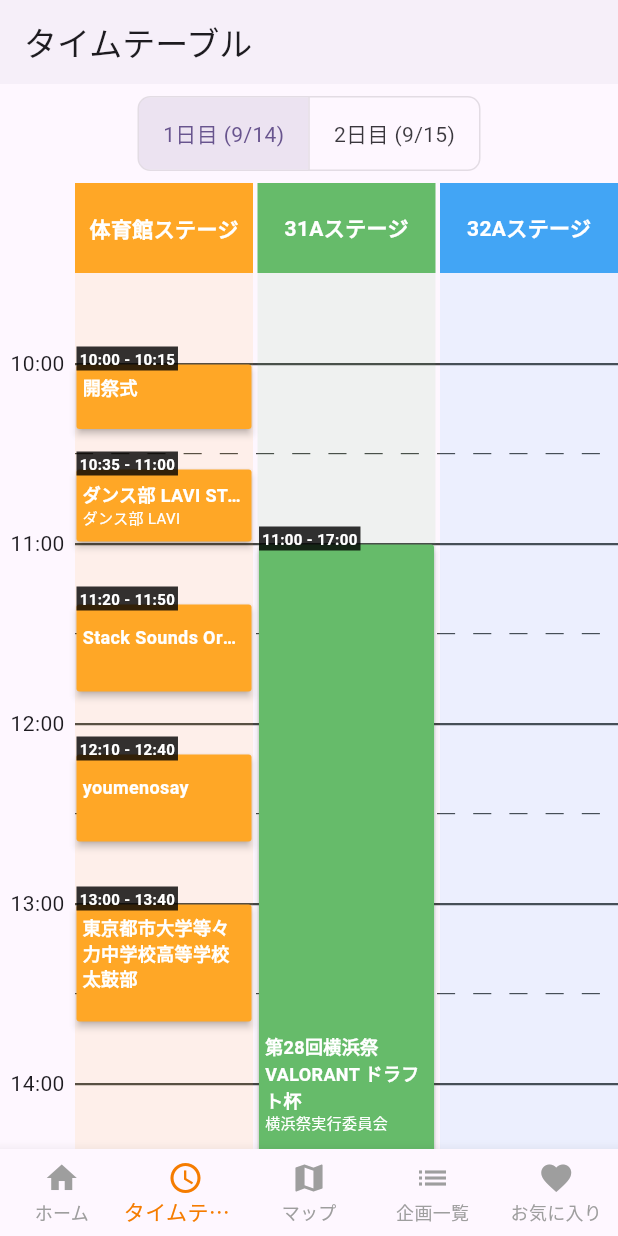
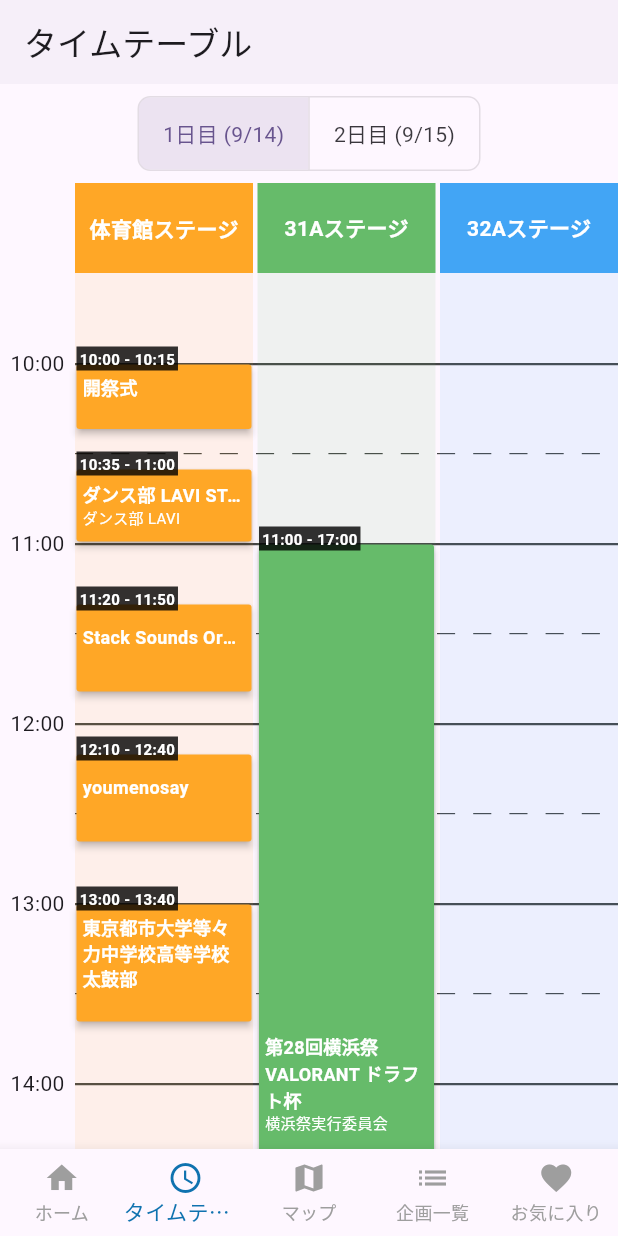
Before and after one commit to Yokohamafest/29th-yfa-app, a Flutter app: the screen it shows after launch, item 2 of the bottom bar chosen, on a phone screen of 412 x 824 dp. Run offline on Flutter 3.47's test engine with Material 3 defaults, Android fonts, the phone set to English and light mode, and no system bars; our stand-ins replace package_info_plus, shared_preferences.

Commit message:
ボトムナビゲーションの選択時の色を青（15, 114, 175）に変更

```diff
--- a/lib/main_scaffold.dart
+++ b/lib/main_scaffold.dart
@@ -118,7 +118,7 @@ class _MainScaffoldState extends State<MainScaffold> {
           BottomNavigationBarItem(icon: Icon(Icons.favorite), label: 'お気に入り'),
         ],
         currentIndex: _selectedIndex,
-        selectedItemColor: Colors.orange.shade700,
+        selectedItemColor: const Color.fromARGB(255, 15, 114, 175),
         unselectedItemColor: Colors.grey,
         onTap: _onItemTapped,
         type: BottomNavigationBarType.fixed,
```
